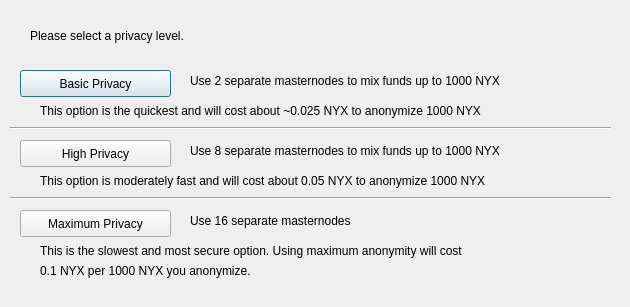
Old version of the form src/qt/forms/darksendconfig.ui in the repository Cyprella/suc.
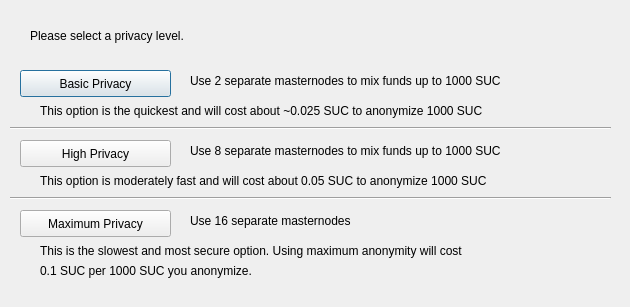
New version of the form.

The edit to the form file:
```diff
--- a/src/qt/forms/darksendconfig.ui
+++ b/src/qt/forms/darksendconfig.ui
@@ -75,7 +75,7 @@
     </rect>
    </property>
    <property name="text">
-    <string>Use 2 separate masternodes to mix funds up to 1000 NYX</string>
+    <string>Use 2 separate masternodes to mix funds up to 1000 SUC</string>
    </property>
   </widget>
   <widget class="QLabel" name="label_3">
@@ -88,7 +88,7 @@
     </rect>
    </property>
    <property name="text">
-    <string>Use 8 separate masternodes to mix funds up to 1000 NYX</string>
+    <string>Use 8 separate masternodes to mix funds up to 1000 SUC</string>
    </property>
   </widget>
   <widget class="QLabel" name="label_4">
@@ -114,7 +114,7 @@
     </rect>
    </property>
    <property name="text">
-    <string>This option is the quickest and will cost about ~0.025 NYX to anonymize 1000 NYX</string>
+    <string>This option is the quickest and will cost about ~0.025 SUC to anonymize 1000 SUC</string>
    </property>
   </widget>
   <widget class="QLabel" name="label_7">
@@ -127,7 +127,7 @@
     </rect>
    </property>
    <property name="text">
-    <string>This option is moderately fast and will cost about 0.05 NYX to anonymize 1000 NYX</string>
+    <string>This option is moderately fast and will cost about 0.05 SUC to anonymize 1000 SUC</string>
    </property>
   </widget>
   <widget class="QLabel" name="label_8">
@@ -153,7 +153,7 @@
     </rect>
    </property>
    <property name="text">
-    <string>0.1 NYX per 1000 NYX you anonymize.</string>
+    <string>0.1 SUC per 1000 SUC you anonymize.</string>
    </property>
   </widget>
   <widget class="Line" name="line">
```
